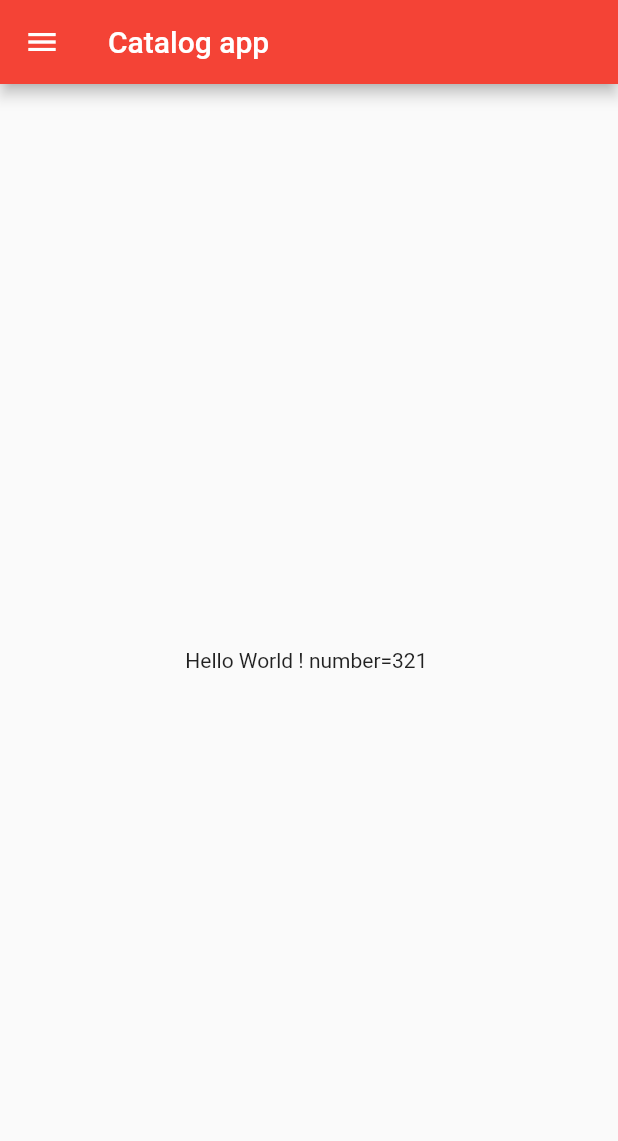
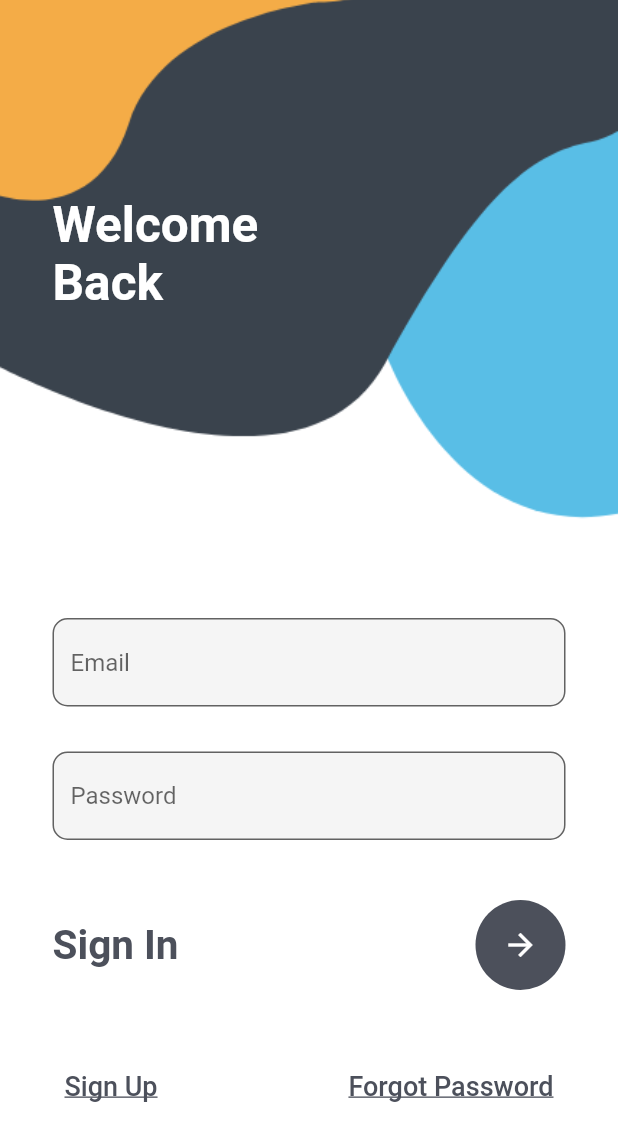
Before and after one commit to indrakumar2287/my_project1, a Flutter app: the screen it shows after launch, on a phone screen of 412 x 824 dp. Shown: the top 1141 px of the screen. Run offline on Flutter 3.47's test engine with Material 2 defaults, Android fonts, the light colour scheme and no system bars.

Commit message:
Made Login Page

```diff
--- a/lib/main.dart
+++ b/lib/main.dart
@@ -1,5 +1,6 @@
 import 'package:flutter/material.dart';
 import 'package:my_project1/pages/login_page.dart';
+import 'package:my_project1/pages/signup_page.dart';
 import 'pages/homepage.dart';
 
 void main() {
@@ -9,20 +10,21 @@ void main() {
 class MyApp extends StatelessWidget {
   var number = 100;
 
+  MyApp({Key? key}) : super(key: key);
+
   @override
   Widget build(BuildContext context) {
     return MaterialApp(
-      // home : homepage(),
+      debugShowCheckedModeBanner: false,
       themeMode: ThemeMode.light,
       theme: ThemeData(primarySwatch: Colors.red),
-      darkTheme: ThemeData(brightness: Brightness.dark ),
-      initialRoute: "/home",
-     routes: {
-      "/":(context) =>  Loginpage(),
-      "/home":(context) => homepage(),
-      "/login":(context) => Loginpage(),
-     },
-
+      darkTheme: ThemeData(brightness: Brightness.dark),
+      initialRoute: "login",
+      routes: {
+        "home": (context) => Homepage(),
+        "login": (context) => const LoginPage(),
+        "signup": (context) => const SignupPage(),
+      },
     );
   }
 }
--- a/lib/pages/homepage.dart
+++ b/lib/pages/homepage.dart
@@ -1,21 +1,21 @@
 import 'package:flutter/material.dart';
-import 'package:my_project1/main.dart';
 
-class homepage extends StatelessWidget {
-
+class Homepage extends StatelessWidget {
   var number = 321;
   String str = "anu";
+
+  Homepage({Key? key}) : super(key: key);
   @override
   Widget build(BuildContext context) {
     return Scaffold(
       appBar: AppBar(
-          title: Text("Catalog app"),
+        title: const Text("Catalog app"),
       ),
       body: Center(
           child: Container(
-              child: Text("Hello World ! number=$number "),
+        child: const Text(" Home Page \ n\n!! RAM RAM !! "),
       )),
-      drawer: Drawer(),
+      drawer: const Drawer(),
     );
   }
 }
--- a/lib/pages/login_page.dart
+++ b/lib/pages/login_page.dart
@@ -1,20 +1,114 @@
 import 'package:flutter/material.dart';
+// import 'dart:ffi';
+// import 'dart:ui' as ui;
 
-class Loginpage extends StatelessWidget {
-  const Loginpage({Key? key}) : super(key: key);
+class LoginPage extends StatefulWidget {
+  const LoginPage({Key? key}) : super(key: key);
 
   @override
+  State<LoginPage> createState() => _LoginPageState();
+}
+
+class _LoginPageState extends State<LoginPage> {
+  @override
   Widget build(BuildContext context) {
-    return const Material(
-        child: Center(
-            child: Text("Login page",style: TextStyle(
-              fontSize: 40,
-              color: Colors.blue,
-              fontWeight: FontWeight.bold,
+    return Container(
+      decoration: BoxDecoration(
+        image: DecorationImage(
+          image: AssetImage("assets/images/login.png"),fit: BoxFit.cover)),
+    child: Scaffold(
+      backgroundColor: Colors.transparent,
+      body: Stack(
+        children: [
+          Container(
+            padding: EdgeInsets.only(left: 35, top: 130),
+            child: Text("Welcome \nBack",style: TextStyle(
+              color: Colors.white,
+              fontSize: 33,
+              fontWeight: FontWeight.bold
+            ),),
+          ),
+          SingleChildScrollView(
+            child: Container(
+              padding: EdgeInsets.only(top: MediaQuery.of(context).size.height*0.5,
+            right: 35, left: 35),
+              child: Column(
+                children: [
+                  TextField(
+                    decoration: InputDecoration(
+                        fillColor: Colors.grey.shade100,
+                        filled: true,
+                        hintText: 'Email',
+                        border: OutlineInputBorder(
+                            borderRadius: BorderRadius.circular(10)
+                        )
+                    ),
+                  ),
+                  SizedBox(
+                    height: 30,
+                  ),
+                  TextField(
+                    obscureText: true,
+                    decoration: InputDecoration(
+                      fillColor: Colors.grey.shade100,
+                      filled: true,
+                      hintText: 'Password',
+                      border: OutlineInputBorder(
+                        borderRadius: BorderRadius.circular(10)
+                      )
+                    ),
+                  ),
+                  SizedBox(
+                    height: 40,
+                  ),
+                  Row(
+                    mainAxisAlignment: MainAxisAlignment.spaceBetween,
+                    children: [
+                      Text("Sign In",style: TextStyle(
+                        color: Color(0xff4c505b),
+                        fontSize: 27,
+                        fontWeight: FontWeight.w700,
+                      ),),
+                     CircleAvatar(
+                    radius: 30,
+                      backgroundColor: Color(0xff4c505b),
+                    child: IconButton(
+                      color: Colors.white,
+                      onPressed: (){},
+                      icon: Icon(Icons.arrow_forward),
+                    ),
+                  )
+                    ],
+                  ),
+                  SizedBox(
+                    height: 40,
+                  ),
+                  Row(
+                    mainAxisAlignment: MainAxisAlignment.spaceBetween,
+                    children: [
+                      TextButton(onPressed: (){
+                        Navigator.pushNamed(context, 'signup');
+                      }, child: Text("Sign Up",
+                      style: TextStyle(
+                        decoration: TextDecoration.underline,
+                        fontSize: 18,color: Color(0xff4c505b)
+                      ),),
+                      ),
+                      TextButton(onPressed: (){}, child: Text("Forgot Password",
+                        style: TextStyle(
+                            decoration: TextDecoration.underline,
+                            fontSize: 18,color: Color(0xff4c505b)
+                        ),),
+                      ),
+                    ],
+                  )
+                ],
+              ),
             ),
-            textScaleFactor: 1.0,
-         ),
-       )
+          )
+        ],
+      ),
+    ),
     );
   }
 }
```
Also changed, not shown: lib/pages/demo.dart (added, +171 -0 lines), lib/pages/signup_page.dart (added, +114 -0 lines), pubspec.yaml (+8 -4 lines), assets/images/icon.png (added), assets/images/login.png (added), assets/images/login2.png (added), assets/images/register.png (added), lib/utils/routes.dart (added), pubspec.lock, 1 other file.
